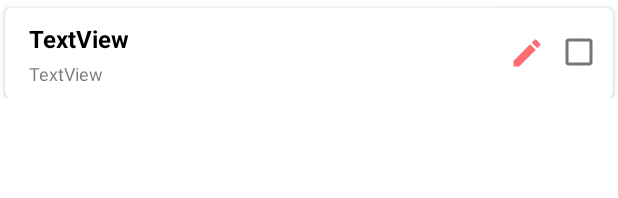
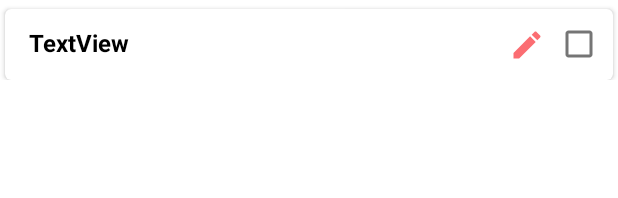
Before and after one commit to Nekit120/FirstApp, an Android app: the layout shop_list_item.xml on its own in the app's theme, with its tools: preview values and no code run, on a phone screen of 412 x 824 dp. Shown: the top 198 px of the screen. Run offline under Robolectric (Android 15) with nearby library versions, the phone set to English and light mode, and no system bars.

Commit message:
Hiding tvInfo in ShopListItem

```diff
--- a/app/src/main/java/com/example/firstapp/activities/ShopListActivity.kt
+++ b/app/src/main/java/com/example/firstapp/activities/ShopListActivity.kt
@@ -72,7 +72,7 @@ class ShopListActivity : AppCompatActivity(), ShopListItemAdapter.Listener {
         edItem?.setText("")
         mainViewModel.insertShopListItem(item)
     }
-
+//observer
     private fun listItemObserver(){
         mainViewModel.getAllItemsFromList(shopListNameItem?.id!!).observe(this,{
             adapter?.submitList(it)
--- a/app/src/main/res/layout/activity_shop_list.xml
+++ b/app/src/main/res/layout/activity_shop_list.xml
@@ -4,7 +4,7 @@
     xmlns:tools="http://schemas.android.com/tools"
     android:layout_width="match_parent"
     android:layout_height="match_parent"
-    android:background="@color/peach_back"
+    android:background="#98FDE1D6"
     tools:context=".activities.ShopListActivity">
 
     <TextView
--- a/app/src/main/res/layout/note_list_item.xml
+++ b/app/src/main/res/layout/note_list_item.xml
@@ -7,7 +7,7 @@
     android:layout_height="wrap_content"
     android:layout_marginTop="10dp"
     android:layout_marginBottom="2dp"
-    android:background="@color/white">
+    android:background="#98FDE1D6">
 
     <androidx.cardview.widget.CardView
         android:layout_width="0dp"
--- a/app/src/main/res/layout/shop_list_item.xml
+++ b/app/src/main/res/layout/shop_list_item.xml
@@ -9,7 +9,7 @@
         android:layout_width="0dp"
         android:layout_height="wrap_content"
         android:layout_marginStart="3dp"
-        android:layout_marginTop="5dp"
+        android:layout_marginTop="6dp"
         android:layout_marginEnd="3dp"
         app:cardCornerRadius="4dp"
         app:layout_constraintBottom_toBottomOf="parent"
@@ -27,7 +27,6 @@
                 android:layout_height="wrap_content"
                 android:layout_marginStart="16dp"
                 android:layout_marginTop="8dp"
-                android:layout_marginBottom="8dp"
                 android:text="TextView"
                 android:textColor="#000000"
                 android:textSize="16sp"
@@ -37,7 +36,7 @@
                 app:layout_constraintHorizontal_bias="0.0"
                 app:layout_constraintStart_toStartOf="parent"
                 app:layout_constraintTop_toTopOf="parent"
-                app:layout_constraintVertical_bias="0.050000012" />
+                app:layout_constraintVertical_bias="0.19999999" />
 
             <TextView
                 android:id="@+id/tvInfo"
@@ -47,7 +46,7 @@
                 android:layout_marginBottom="8dp"
                 android:text="TextView"
                 android:textSize="12sp"
-                android:visibility="visible"
+                android:visibility="gone"
                 app:layout_constraintBottom_toBottomOf="parent"
                 app:layout_constraintEnd_toEndOf="@+id/tvName"
                 app:layout_constraintHorizontal_bias="0.0"
```
Also changed, not shown: app/src/main/java/com/example/firstapp/db/ShopListItemAdapter.kt (+9 -0 lines).
